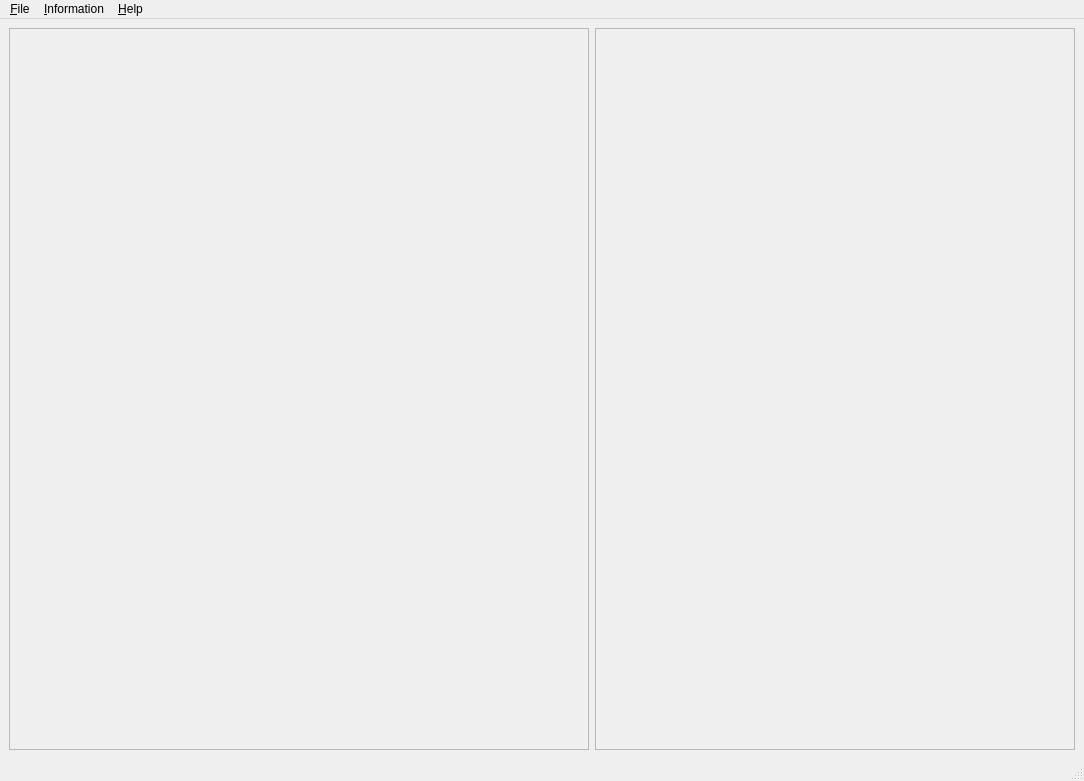
Before: the Qt Designer form iintgui/ui/iintMain.ui in syncope/iint-gui, drawn with Qt 5.
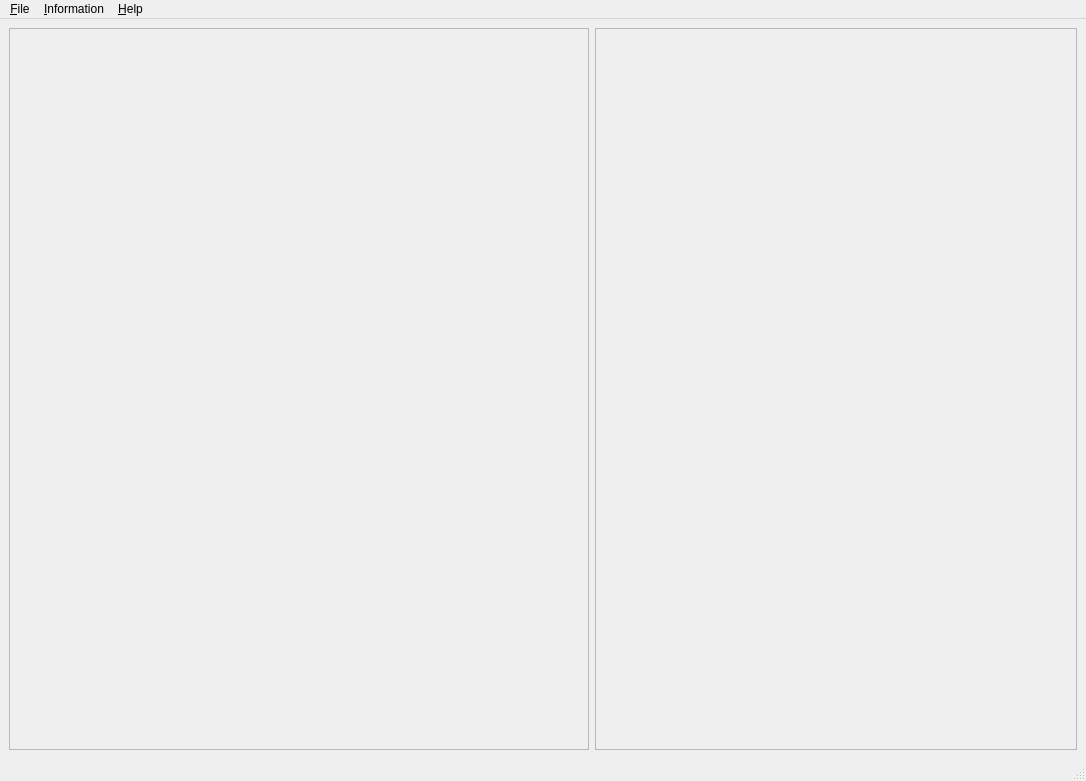
After: the same form once the commit is applied.

Diff of the .ui file:
```diff
--- a/iintgui/ui/iintMain.ui
+++ b/iintgui/ui/iintMain.ui
@@ -6,7 +6,7 @@
    <rect>
     <x>0</x>
     <y>0</y>
-    <width>1082</width>
+    <width>1086</width>
     <height>781</height>
    </rect>
   </property>
@@ -92,8 +92,8 @@
           <rect>
            <x>0</x>
            <y>0</y>
-           <width>476</width>
-           <height>719</height>
+           <width>478</width>
+           <height>710</height>
           </rect>
          </property>
         </widget>
@@ -108,8 +108,8 @@
     <rect>
      <x>0</x>
      <y>0</y>
-     <width>1082</width>
-     <height>19</height>
+     <width>1086</width>
+     <height>26</height>
     </rect>
    </property>
    <widget class="QMenu" name="menuFile">
```
Left out of the diff: 8 changed lines with no effect on the pictures.
